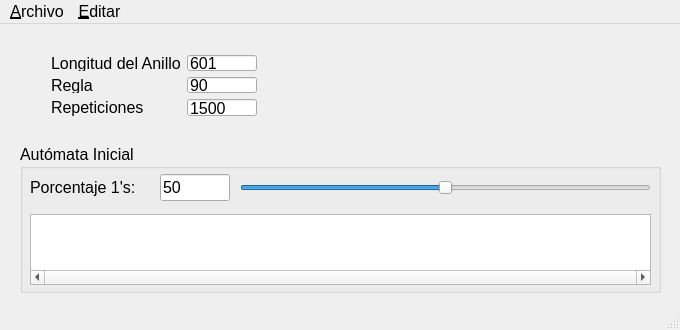
The window that mainwindow.ui (atile-y/AutomataCelular1D) describes before a commit, drawn with Qt 5.
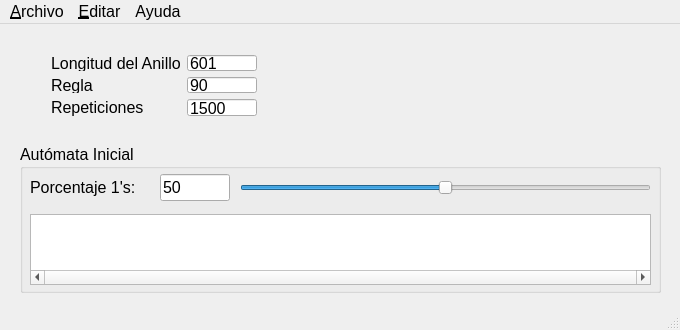
The same window after the commit. Icons and pictures are not drawn.

Patch:
```diff
--- a/mainwindow.ui
+++ b/mainwindow.ui
@@ -354,8 +354,15 @@
     </widget>
     <addaction name="menuExplorar_reglas"/>
    </widget>
+   <widget class="QMenu" name="menuAyuda">
+    <property name="title">
+     <string>Ayuda</string>
+    </property>
+    <addaction name="actionAcerca_de"/>
+   </widget>
    <addaction name="menu_Archivo"/>
    <addaction name="menuEditar"/>
+   <addaction name="menuAyuda"/>
   </widget>
   <widget class="QStatusBar" name="statusBar"/>
   <action name="actionAbrir_Automata">
```
Left out of the diff: 5 changed lines with no effect on the pictures.
